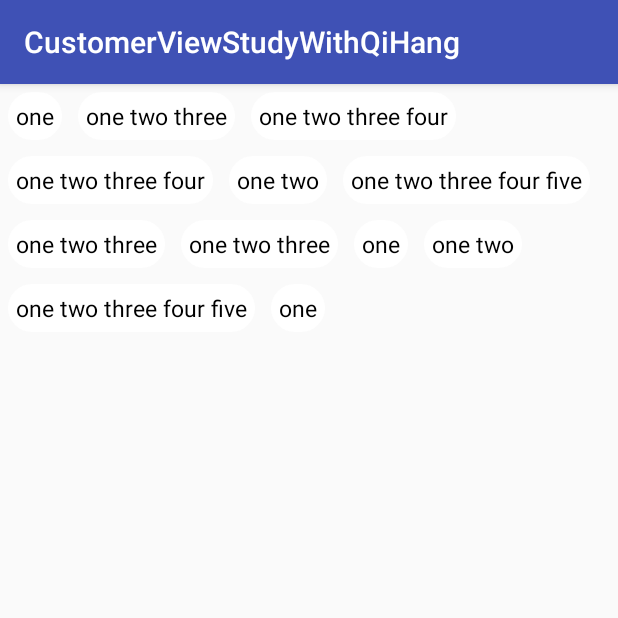
After one commit to ZGaoFei/CustomerViewStudyWithQiHang, an Android app: the FlowLayoutActivity screen opened directly, with no data from a screen before it, on a phone screen of 412 x 824 dp, the top half of it. The commit adds this screen. Run offline under Robolectric (Android 15) with nearby library versions, the phone set to English and light mode, and no system bars.

Commit message:
自定义FlowLayoutView

```diff
--- a/app/src/main/AndroidManifest.xml
+++ b/app/src/main/AndroidManifest.xml
@@ -49,7 +49,8 @@
         <activity android:name=".two_drawing.LinearGradientActivity" />
         <activity android:name=".two_drawing.RadialGradientActivity" />
         <activity android:name=".three_view.ViewStartActivity" />
-        <activity android:name=".three_view.MyLinearLayoutActivity"></activity>
+        <activity android:name=".three_view.MyLinearLayoutActivity" />
+        <activity android:name=".three_view.FlowLayoutActivity"></activity>
     </application>
 
 </manifest>
--- /dev/null
+++ b/app/src/main/java/com/example/zhaogaofei/customerviewstudywithqihang/three_view/FlowLayoutActivity.java
@@ -0,0 +1,21 @@
+package com.example.zhaogaofei.customerviewstudywithqihang.three_view;
+
+import android.content.Context;
+import android.content.Intent;
+import android.support.v7.app.AppCompatActivity;
+import android.os.Bundle;
+
+import com.example.zhaogaofei.customerviewstudywithqihang.R;
+
+public class FlowLayoutActivity extends AppCompatActivity {
+
+    public static void start(Context context) {
+        context.startActivity(new Intent(context, FlowLayoutActivity.class));
+    }
+
+    @Override
+    protected void onCreate(Bundle savedInstanceState) {
+        super.onCreate(savedInstanceState);
+        setContentView(R.layout.activity_flow_layout);
+    }
+}
--- a/app/src/main/java/com/example/zhaogaofei/customerviewstudywithqihang/three_view/ViewStartActivity.java
+++ b/app/src/main/java/com/example/zhaogaofei/customerviewstudywithqihang/three_view/ViewStartActivity.java
@@ -24,5 +24,7 @@ public class ViewStartActivity extends AppCompatActivity {
 
     private void initView() {
         findViewById(R.id.bt_view_01).setOnClickListener((v -> MyLinearLayoutActivity.start(context)));
+
+        findViewById(R.id.bt_view_02).setOnClickListener((v -> FlowLayoutActivity.start(context)));
     }
 }
--- a/app/src/main/java/com/example/zhaogaofei/customerviewstudywithqihang/three_view/customerview/FlowLayout.java
+++ b/app/src/main/java/com/example/zhaogaofei/customerviewstudywithqihang/three_view/customerview/FlowLayout.java
@@ -3,6 +3,7 @@ package com.example.zhaogaofei.customerviewstudywithqihang.three_view.customervi
 import android.content.Context;
 import android.graphics.Canvas;
 import android.util.AttributeSet;
+import android.view.View;
 import android.view.ViewGroup;
 
 public class FlowLayout extends ViewGroup {
@@ -22,17 +23,79 @@ public class FlowLayout extends ViewGroup {
     @Override
     protected void onMeasure(int widthMeasureSpec, int heightMeasureSpec) {
         super.onMeasure(widthMeasureSpec, heightMeasureSpec);
-        MeasureSpec measureSpec;
+        int widthMeasure = MeasureSpec.getSize(widthMeasureSpec);
+        int heightMeasure = MeasureSpec.getSize(heightMeasureSpec);
+        int widthMode = MeasureSpec.getMode(widthMeasureSpec);
+        int heightMode = MeasureSpec.getMode(heightMeasureSpec);
 
-        int i = 0b010101;
-        int j = 07606;
-        int k = 99999;
-        int l = 0x9fff;
+        int lineWidth = 0;
+        int lineHeight = 0;
+        int width = 0;
+        int height = 0;
+
+        int childCount = getChildCount();
+        for (int i = 0; i < childCount; i++) {
+            View child = getChildAt(i);
+            measureChild(child, widthMeasureSpec, heightMeasureSpec);
+
+            MarginLayoutParams layoutParams = (MarginLayoutParams) child.getLayoutParams();
+            int childWidth = child.getMeasuredWidth() + layoutParams.leftMargin + layoutParams.rightMargin;
+            int childHeight = child.getMeasuredHeight() + layoutParams.topMargin + layoutParams.bottomMargin;
+
+            if (lineWidth + childWidth > widthMeasure) {
+                width = Math.max(lineWidth, width);
+                height += lineHeight;
+
+                lineWidth = childWidth;
+                lineHeight = childHeight;
+            } else {
+                lineWidth += childWidth;
+                lineHeight = Math.max(lineHeight, childHeight);
+            }
+
+            if (i == childCount - 1) {
+                width = Math.max(width, lineWidth);
+                height += lineHeight;
+            }
+        }
+
+        setMeasuredDimension(
+                widthMode == MeasureSpec.EXACTLY ? widthMeasure : width,
+                heightMode == MeasureSpec.EXACTLY ? heightMeasure : height);
     }
 
     @Override
     protected void onLayout(boolean changed, int l, int t, int r, int b) {
+        int lineWidth = 0;
+        int lineHeight = 0;
+        int left = 0;
+        int top = 0;
 
+        int childCount = getChildCount();
+        for (int i = 0; i < childCount; i++) {
+            View child = getChildAt(i);
+            MarginLayoutParams layoutParams = (MarginLayoutParams) child.getLayoutParams();
+            int childWidth = child.getMeasuredWidth() + layoutParams.leftMargin + layoutParams.rightMargin;
+            int childHeight = child.getMeasuredHeight() + layoutParams.topMargin + layoutParams.bottomMargin;
+
+            if (lineWidth + childWidth > getMeasuredWidth()) {
+                left = 0;
+                top += lineHeight;
+                lineWidth = childWidth;
+                lineHeight = childHeight;
+            } else {
+                lineWidth += childWidth;
+                lineHeight = Math.max(lineHeight, childHeight);
+            }
+
+            int lc = left + layoutParams.leftMargin;
+            int tc = top + layoutParams.topMargin;
+            int rc = lc + child.getMeasuredWidth();
+            int bc = tc + child.getMeasuredHeight();
+            child.layout(lc, tc, rc, bc);
+
+            left += childWidth;
+        }
     }
 
     @Override
@@ -40,4 +103,19 @@ public class FlowLayout extends ViewGroup {
         super.onDraw(canvas);
 
     }
+
+    @Override
+    protected LayoutParams generateDefaultLayoutParams() {
+        return new MarginLayoutParams(LayoutParams.MATCH_PARENT, LayoutParams.MATCH_PARENT);
+    }
+
+    @Override
+    protected LayoutParams generateLayoutParams(LayoutParams p) {
+        return new MarginLayoutParams(p);
+    }
+
+    @Override
+    public LayoutParams generateLayoutParams(AttributeSet attrs) {
+        return new MarginLayoutParams(getContext(), attrs);
+    }
 }
--- /dev/null
+++ b/app/src/main/res/drawable/circle_round_bg.xml
@@ -0,0 +1,9 @@
+<?xml version="1.0" encoding="utf-8"?>
+<shape xmlns:android="http://schemas.android.com/apk/res/android"
+    android:shape="rectangle">
+
+    <solid android:color="@color/white" />
+
+    <corners android:radius="45dp" />
+
+</shape>
--- /dev/null
+++ b/app/src/main/res/layout/activity_flow_layout.xml
@@ -0,0 +1,63 @@
+<?xml version="1.0" encoding="utf-8"?>
+<android.support.constraint.ConstraintLayout xmlns:android="http://schemas.android.com/apk/res/android"
+    xmlns:app="http://schemas.android.com/apk/res-auto"
+    xmlns:tools="http://schemas.android.com/tools"
+    android:layout_width="match_parent"
+    android:layout_height="match_parent"
+    tools:context=".three_view.FlowLayoutActivity">
+
+    <com.example.zhaogaofei.customerviewstudywithqihang.three_view.customerview.FlowLayout
+        android:layout_width="match_parent"
+        android:layout_height="wrap_content">
+
+        <TextView
+            style="@style/text_bg"
+            android:text="one"/>
+
+        <TextView
+            style="@style/text_bg"
+            android:text="one two three"/>
+
+        <TextView
+            style="@style/text_bg"
+            android:text="one two three four"/>
+
+        <TextView
+            style="@style/text_bg"
+            android:text="one two three four" />
+
+        <TextView
+            style="@style/text_bg"
+            android:text="one two" />
+
+        <TextView
+            style="@style/text_bg"
+            android:text="one two three four five" />
+
+        <TextView
+            style="@style/text_bg"
+            android:text="one two three" />
+
+        <TextView
+            style="@style/text_bg"
+            android:text="one two three" />
+
+        <TextView
+            style="@style/text_bg"
+            android:text="one" />
+
+        <TextView
+            style="@style/text_bg"
+            android:text="one two" />
+
+        <TextView
+            style="@style/text_bg"
+            android:text="one two three four five" />
+
+        <TextView
+            style="@style/text_bg"
+            android:text="one" />
+
+    </com.example.zhaogaofei.customerviewstudywithqihang.three_view.customerview.FlowLayout>
+
+</android.support.constraint.ConstraintLayout>
--- a/app/src/main/res/layout/activity_view_start.xml
+++ b/app/src/main/res/layout/activity_view_start.xml
@@ -13,4 +13,10 @@
         android:layout_height="wrap_content"
         android:text="my linear layout"/>
 
+    <Button
+        android:id="@+id/bt_view_02"
+        android:layout_width="match_parent"
+        android:layout_height="wrap_content"
+        android:text="flow layout"/>
+
 </LinearLayout>
--- a/app/src/main/res/values/styles.xml
+++ b/app/src/main/res/values/styles.xml
@@ -10,4 +10,14 @@
 
     <style name="AppWelcome" parent="android:Theme.Translucent.NoTitleBar.Fullscreen"/>
 
+    <style name="text_bg">
+        <item name="android:layout_margin">5dp</item>
+        <item name="android:layout_width">wrap_content</item>
+        <item name="android:layout_height">wrap_content</item>
+        <item name="android:background">@drawable/circle_round_bg</item>
+        <item name="android:textSize">15sp</item>
+        <item name="android:padding">5dp</item>
+        <item name="android:textColor">#000000</item>
+    </style>
+
 </resources>
```
